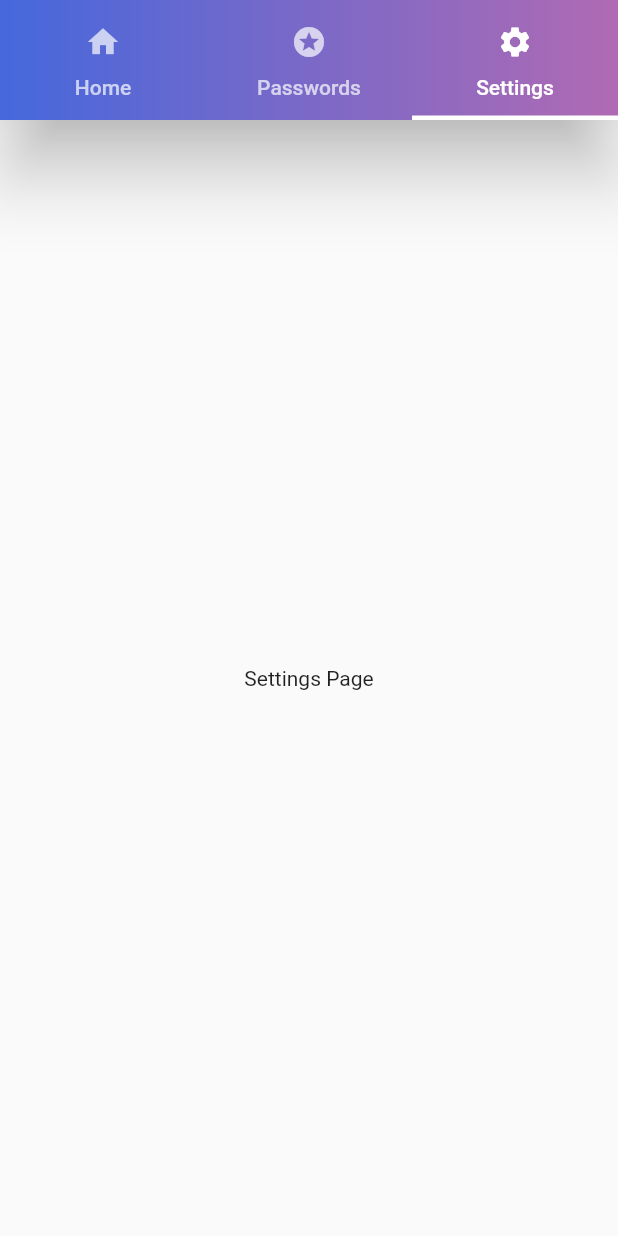
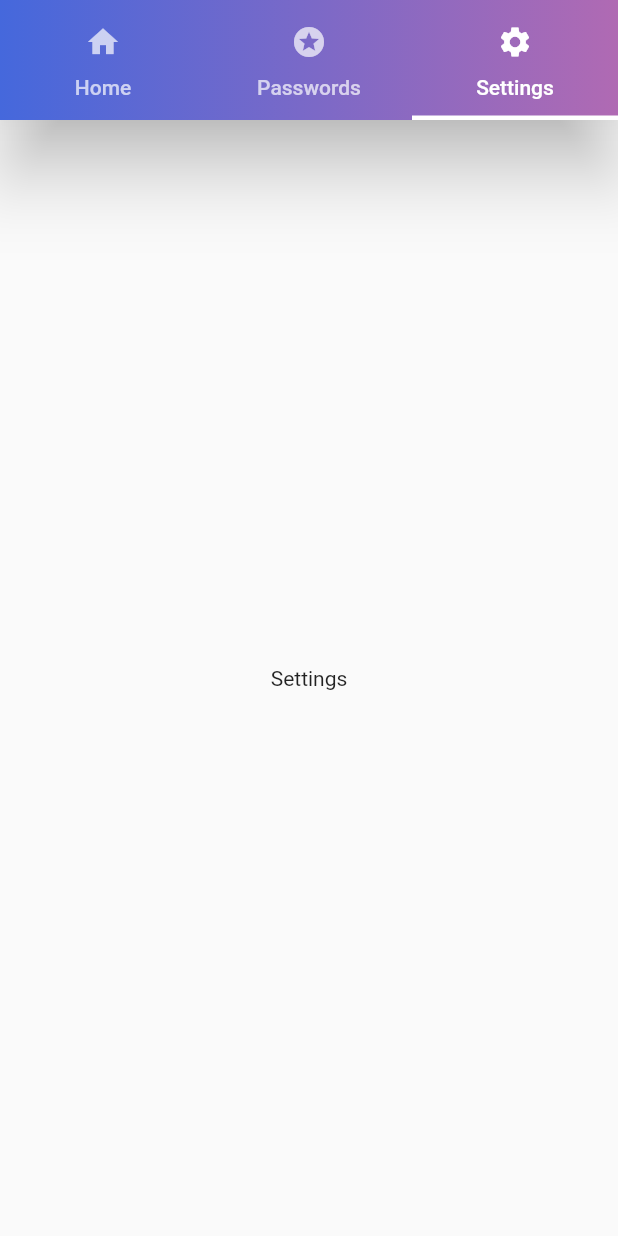
Before and after one commit to aekrops/password-generation, a Flutter app: the screen it shows after launch, tab 3 chosen, on a phone screen of 412 x 824 dp. Run offline on Flutter 3.47's test engine with Material 2 defaults, Android fonts, the phone set to English and light mode, and no system bars.

Commit message:
update TabBar logic & added (settings&passwords)

```diff
--- a/lib/main.dart
+++ b/lib/main.dart
@@ -1,5 +1,9 @@
+import 'package:app/pages/settings.dart';
+import 'package:app/pages/stared_passwords.dart';
 import 'package:flutter/material.dart';
 import 'package:app/pages/home.dart';
+
+import 'components/appbar.dart';
 
 void main() {
   runApp(const MyApp());
@@ -16,7 +20,19 @@ class MyApp extends StatelessWidget {
       theme: ThemeData(
         primarySwatch: Colors.indigo,
       ),
-      home: const HomePage(),
+      home: DefaultTabController(
+          length: 3,
+          child: Scaffold(
+            appBar: PreferredSize(
+                preferredSize: const Size.fromHeight(80), child: appBar()),
+            body: const TabBarView(
+              children: [
+                HomePage(),
+                PasswordsPage(),
+                SettingsPage(),
+              ],
+            ),
+          )),
     );
   }
 }
--- a/lib/pages/home.dart
+++ b/lib/pages/home.dart
@@ -1,5 +1,4 @@
 import 'package:flutter/material.dart';
-import 'package:app/components/appbar.dart';
 
 class HomePage extends StatefulWidget {
   const HomePage({Key? key}) : super(key: key);
@@ -11,24 +10,7 @@ class HomePage extends StatefulWidget {
 class _HomePageState extends State<HomePage> {
   @override
   Widget build(BuildContext context) =>
-      DefaultTabController(
-          length: 3,
-          child: Scaffold(
-            appBar: PreferredSize(
-                preferredSize: const Size.fromHeight(80),
-                child: appBar()
-            ) ,
-            body: TabBarView(
-              children: [
-                buildPage("Home Page"),
-                buildPage("Passwords Page"),
-                buildPage("Settings Page"),
-              ],
-            ),
-          )
+      const Center(
+          child: Text("Home page")
       );
 }
-
-Widget buildPage(String text) => Center(
-  child: Text(text),
-);
--- /dev/null
+++ b/lib/pages/settings.dart
@@ -0,0 +1,11 @@
+import 'package:flutter/material.dart';
+
+class SettingsPage extends StatelessWidget {
+  const SettingsPage({Key? key}) : super(key: key);
+
+  @override
+  Widget build(BuildContext context) =>
+      const Center(
+          child: Text("Settings")
+      );
+}
--- /dev/null
+++ b/lib/pages/stared_passwords.dart
@@ -0,0 +1,11 @@
+import 'package:flutter/material.dart';
+
+class PasswordsPage extends StatelessWidget {
+  const PasswordsPage({Key? key}) : super(key: key);
+
+  @override
+  Widget build(BuildContext context) =>
+      const Center(
+          child: Text("Stared Passwords")
+      );
+}
```
